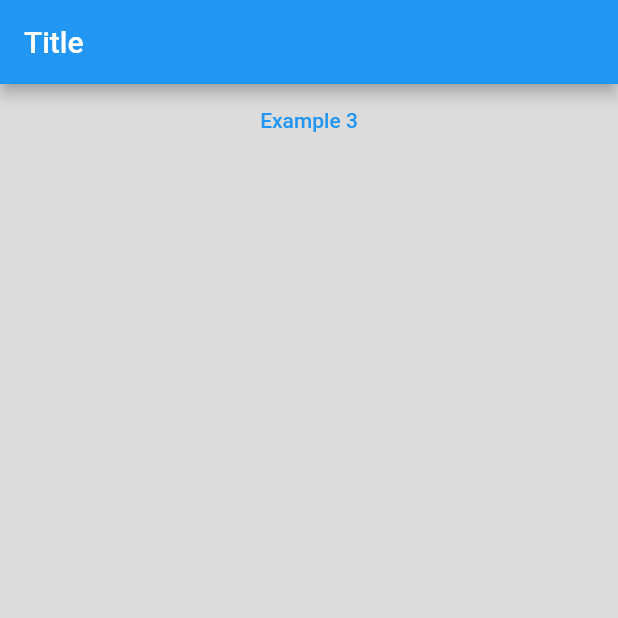
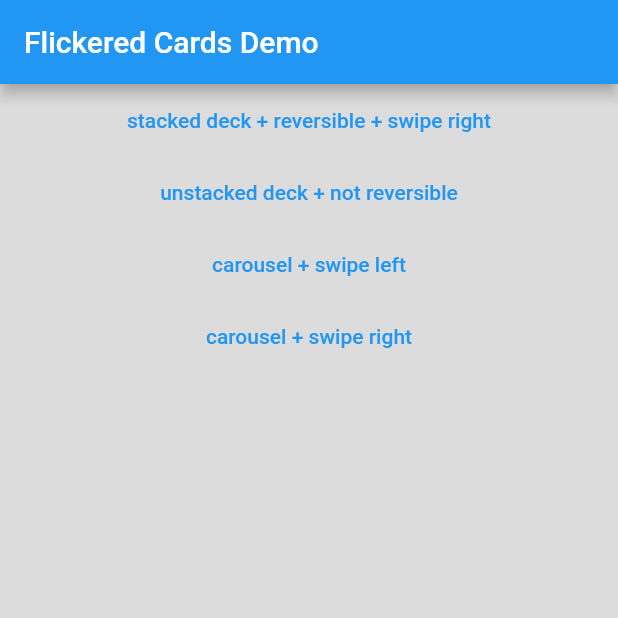
Before and after one commit to DanielCardonaRojas/flicked_cards, a Flutter app: the screen it shows after launch, on a phone screen of 412 x 824 dp, the top half of it. Run offline on Flutter 3.47's test engine with Material 2 defaults, Android fonts, the phone set to English and light mode, and no system bars.

Commit message:
Updates example project
- Animation fixes

```diff
--- a/example/lib/menu_page.dart
+++ b/example/lib/menu_page.dart
@@ -1,4 +1,5 @@
 import 'package:example/swiped_cards.dart';
+import 'package:flickered_cards/flickered_cards.dart';
 import 'package:flutter/material.dart';
 
 class MenuPage extends StatelessWidget {
@@ -6,22 +7,55 @@ class MenuPage extends StatelessWidget {
   Widget build(BuildContext context) {
     return Scaffold(
       appBar: AppBar(
-        title: Text('Title'),
+        title: Text('Flickered Cards Demo'),
       ),
       body: Container(
           color: Colors.black12,
           child: Center(
             child: Column(
               children: [
-                TextButton(
-                    onPressed: () => Navigator.push(
-                        context,
-                        MaterialPageRoute(
-                            builder: (context) => AnimationExample3Page())),
-                    child: Text('Example 3')),
+                _buildExample(
+                    context: context,
+                    title: 'stacked deck + reversible + swipe right',
+                    dismissDirection: SwipeDirection.right,
+                    animation: CardAnimation.stacked()),
+                _buildExample(
+                    context: context,
+                    title: 'unstacked deck + not reversible',
+                    reversible: false,
+                    animation: CardAnimation.stacked()),
+                _buildExample(
+                    context: context,
+                    title: 'carousel + swipe left',
+                    animation: CardAnimation.carousel()),
+                _buildExample(
+                    context: context,
+                    dismissDirection: SwipeDirection.right,
+                    title: 'carousel + swipe right',
+                    animation: CardAnimation.carousel()),
               ],
             ),
           )),
     );
   }
+
+  TextButton _buildExample({
+    required BuildContext context,
+    required String title,
+    required CardAnimation animation,
+    bool reversible = true,
+    SwipeDirection dismissDirection = SwipeDirection.left,
+  }) {
+    return TextButton(
+        onPressed: () => Navigator.push(
+            context,
+            MaterialPageRoute(
+                builder: (context) => FlickerdCardsExample(
+                      reversible: reversible,
+                      cardAnimation: animation,
+                      dismissDirection: dismissDirection,
+                      title: title,
+                    ))),
+        child: Text(title));
+  }
 }
--- a/lib/src/animations/carousel_animation.dart
+++ b/lib/src/animations/carousel_animation.dart
@@ -1,9 +1,9 @@
 part of '../card_animation.dart';
 
-class CardDeckCarouselAnimation extends SymmetricCardAnimation {
+class CarouselAnimation extends SymmetricCardAnimation {
   final double cardSpacing;
 
-  CardDeckCarouselAnimation({
+  CarouselAnimation({
     this.cardSpacing = 300,
   });
 
--- a/lib/src/card_animation.dart
+++ b/lib/src/card_animation.dart
@@ -5,7 +5,7 @@ import 'package:flickered_cards/src/base_types.dart';
 import 'package:flutter/material.dart';
 import 'animation_state.dart';
 
-part './animations/stacked_animation.dart';
+part './animations/deck_animation.dart';
 part './animations/carousel_animation.dart';
 
 typedef SwipeAnimation = Matrix4 Function(double progress);
@@ -33,8 +33,8 @@ abstract class CardAnimation {
     required int relativeIndex,
   });
 
-  static CardAnimation stacked() => CardStackAnimation();
-  static CardAnimation carousel() => CardDeckCarouselAnimation();
+  static CardAnimation stacked() => DeckAnimation();
+  static CardAnimation carousel() => CarouselAnimation();
 }
 
 /// Animation in which the dismissed and the next card have
--- a/lib/src/card_deck.dart
+++ b/lib/src/card_deck.dart
@@ -22,7 +22,7 @@ class CardDeck extends StatefulWidget {
     this.backBackMinOpacity,
     this.dismissDirection = SwipeDirection.left,
     this.debug = false,
-  }) : this.animationStyle = animationStyle ?? CardStackAnimation();
+  }) : this.animationStyle = animationStyle ?? DeckAnimation();
 
   @override
   _CardDeckState createState() => _CardDeckState();
```
Also changed, not shown: example/lib/swiped_cards.dart (+21 -5 lines), lib/src/animations/deck_animation.dart (renamed from lib/src/animations/stacked_animation.dart, +8 -6 lines).
